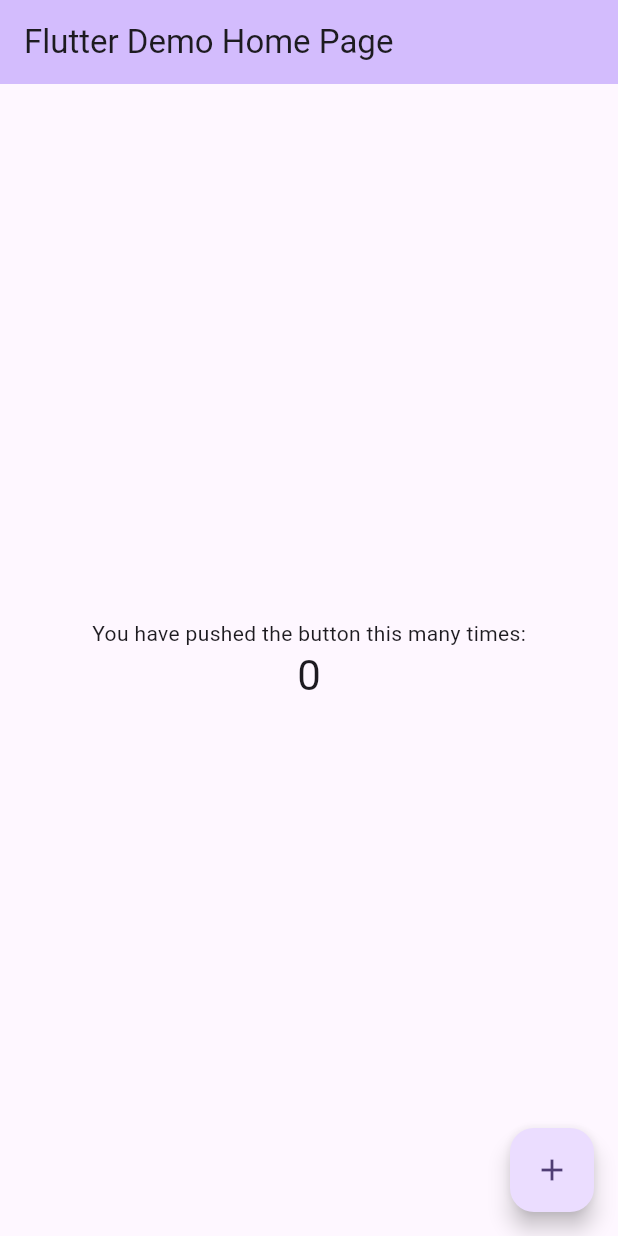
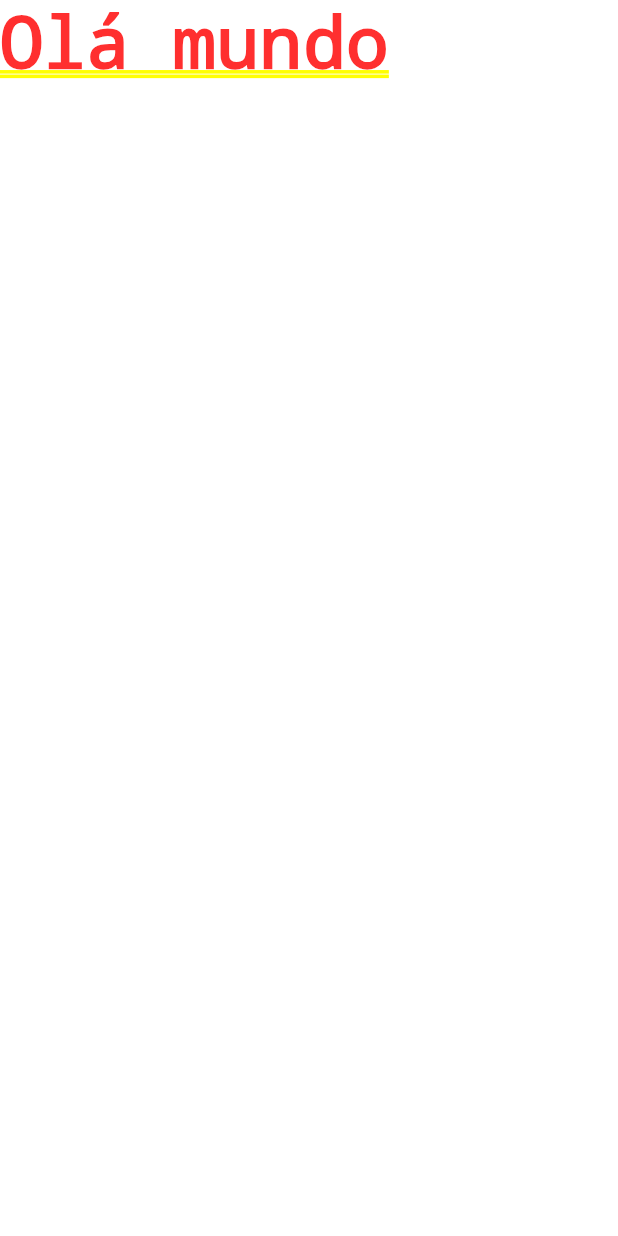
Before and after one commit to KauazinG/TDM_flutter_a, a Flutter app: the screen it shows after launch, on a phone screen of 412 x 824 dp. Run offline on Flutter 3.47's test engine with Material 3 defaults, Android fonts, the phone set to English and light mode, and no system bars.

Commit message:
Aula2902 - Widget de Instalação Base

```diff
--- a/app/lib/main.dart
+++ b/app/lib/main.dart
@@ -1,125 +1,13 @@
 import 'package:flutter/material.dart';
 
 void main() {
-  runApp(const MyApp());
+  runApp(new PerguntasApp());
 }
 
-class MyApp extends StatelessWidget {
-  const MyApp({super.key});
-
-  // This widget is the root of your application.
-  @override
+class PerguntasApp extends StatelessWidget {
   Widget build(BuildContext context) {
     return MaterialApp(
-      title: 'Flutter Demo',
-      theme: ThemeData(
-        // This is the theme of your application.
-        //
-        // TRY THIS: Try running your application with "flutter run". You'll see
-        // the application has a purple toolbar. Then, without quitting the app,
-        // try changing the seedColor in the colorScheme below to Colors.green
-        // and then invoke "hot reload" (save your changes or press the "hot
-        // reload" button in a Flutter-supported IDE, or press "r" if you used
-        // the command line to start the app).
-        //
-        // Notice that the counter didn't reset back to zero; the application
-        // state is not lost during the reload. To reset the state, use hot
-        // restart instead.
-        //
-        // This works for code too, not just values: Most code changes can be
-        // tested with just a hot reload.
-        colorScheme: ColorScheme.fromSeed(seedColor: Colors.deepPurple),
-        useMaterial3: true,
-      ),
-      home: const MyHomePage(title: 'Flutter Demo Home Page'),
+      home: Text('Olá mundo'),
     );
   }
 }
-
-class MyHomePage extends StatefulWidget {
-  const MyHomePage({super.key, required this.title});
-
-  // This widget is the home page of your application. It is stateful, meaning
-  // that it has a State object (defined below) that contains fields that affect
-  // how it looks.
-
-  // This class is the configuration for the state. It holds the values (in this
-  // case the title) provided by the parent (in this case the App widget) and
-  // used by the build method of the State. Fields in a Widget subclass are
-  // always marked "final".
-
-  final String title;
-
-  @override
-  State<MyHomePage> createState() => _MyHomePageState();
-}
-
-class _MyHomePageState extends State<MyHomePage> {
-  int _counter = 0;
-
-  void _incrementCounter() {
-    setState(() {
-      // This call to setState tells the Flutter framework that something has
-      // changed in this State, which causes it to rerun the build method below
-      // so that the display can reflect the updated values. If we changed
-      // _counter without calling setState(), then the build method would not be
-      // called again, and so nothing would appear to happen.
-      _counter++;
-    });
-  }
-
-  @override
-  Widget build(BuildContext context) {
-    // This method is rerun every time setState is called, for instance as done
-    // by the _incrementCounter method above.
-    //
-    // The Flutter framework has been optimized to make rerunning build methods
-    // fast, so that you can just rebuild anything that needs updating rather
-    // than having to individually change instances of widgets.
-    return Scaffold(
-      appBar: AppBar(
-        // TRY THIS: Try changing the color here to a specific color (to
-        // Colors.amber, perhaps?) and trigger a hot reload to see the AppBar
-        // change color while the other colors stay the same.
-        backgroundColor: Theme.of(context).colorScheme.inversePrimary,
-        // Here we take the value from the MyHomePage object that was created by
-        // the App.build method, and use it to set our appbar title.
-        title: Text(widget.title),
-      ),
-      body: Center(
-        // Center is a layout widget. It takes a single child and positions it
-        // in the middle of the parent.
-        child: Column(
-          // Column is also a layout widget. It takes a list of children and
-          // arranges them vertically. By default, it sizes itself to fit its
-          // children horizontally, and tries to be as tall as its parent.
-          //
-          // Column has various properties to control how it sizes itself and
-          // how it positions its children. Here we use mainAxisAlignment to
-          // center the children vertically; the main axis here is the vertical
-          // axis because Columns are vertical (the cross axis would be
-          // horizontal).
-          //
-          // TRY THIS: Invoke "debug painting" (choose the "Toggle Debug Paint"
-          // action in the IDE, or press "p" in the console), to see the
-          // wireframe for each widget.
-          mainAxisAlignment: MainAxisAlignment.center,
-          children: <Widget>[
-            const Text(
-              'You have pushed the button this many times:',
-            ),
-            Text(
-              '$_counter',
-              style: Theme.of(context).textTheme.headlineMedium,
-            ),
-          ],
-        ),
-      ),
-      floatingActionButton: FloatingActionButton(
-        onPressed: _incrementCounter,
-        tooltip: 'Increment',
-        child: const Icon(Icons.add),
-      ), // This trailing comma makes auto-formatting nicer for build methods.
-    );
-  }
-}
```
Also changed, not shown: 1 other file.
